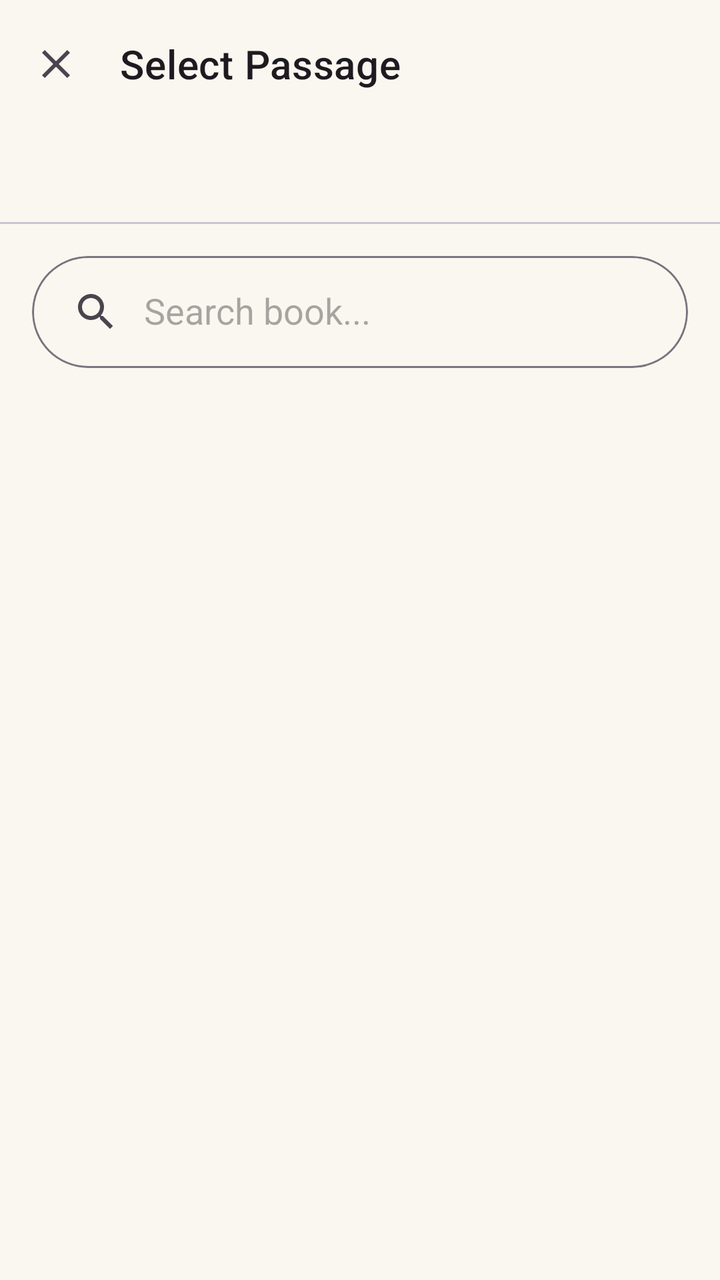
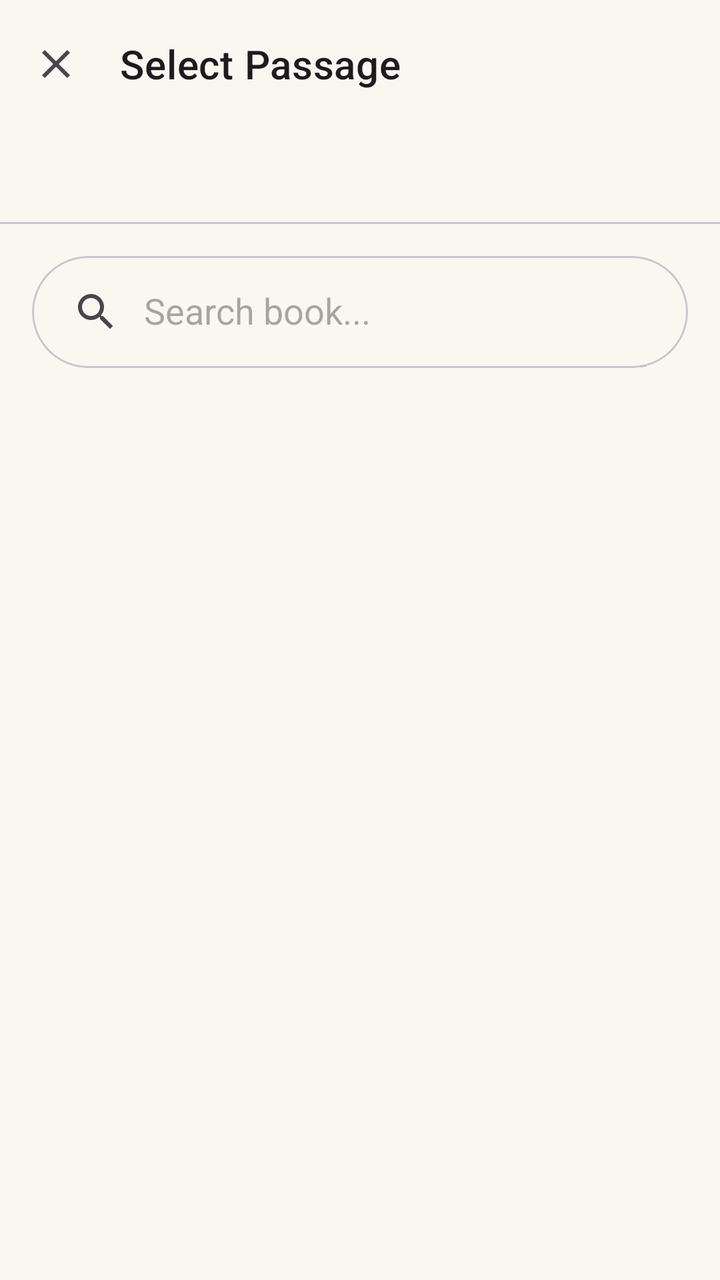

The first picture is an Android layout as it rendered before a commit; the second is the same layout after the commit. The layout source and the unified diff follow.
<!-- AndroidManifest.xml: application theme Theme.MizoGoBible -->
<!-- res/layout/fragment_select_passage.xml -->
<?xml version="1.0" encoding="utf-8"?>
<androidx.coordinatorlayout.widget.CoordinatorLayout xmlns:android="http://schemas.android.com/apk/res/android"
    xmlns:app="http://schemas.android.com/apk/res-auto"
    xmlns:tools="http://schemas.android.com/tools"
    android:layout_width="match_parent"
    android:layout_height="match_parent"
    android:background="?attr/colorSurface"
    tools:context=".ui.passage.SelectPassageFragment">

    <com.google.android.material.appbar.AppBarLayout
        android:id="@+id/appBarLayout"
        android:layout_width="match_parent"
        android:layout_height="wrap_content"
        android:background="?attr/colorSurface">

        <com.google.android.material.appbar.MaterialToolbar
            android:id="@+id/toolbar"
            android:layout_width="match_parent"
            android:layout_height="?attr/actionBarSize"
            android:background="?attr/colorSurface"
            app:title="Select Passage"
            app:navigationIcon="@drawable/ic_close_24"
            app:titleTextAppearance="@style/TextAppearance.MaterialComponents.Headline6" />

        <com.google.android.material.tabs.TabLayout
            android:id="@+id/tab_layout"
            android:layout_width="match_parent"
            android:layout_height="wrap_content"
            app:tabMode="auto"
            app:tabIndicatorColor="?attr/colorPrimary"
            app:tabIndicatorFullWidth="false"
            app:tabSelectedTextColor="?attr/colorPrimary"
            app:tabTextColor="?attr/colorOnSurfaceVariant" />

        <com.google.android.material.card.MaterialCardView
            android:layout_width="match_parent"
            android:layout_height="wrap_content"
            android:layout_marginHorizontal="16dp"
            android:layout_marginTop="16dp"
            android:layout_marginBottom="16dp"
            app:cardCornerRadius="28dp"
            app:cardElevation="0dp"
            app:strokeColor="?attr/colorOutline"
            app:strokeWidth="1dp">

            <androidx.appcompat.widget.SearchView
                android:id="@+id/search_view"
                android:layout_width="match_parent"
                android:layout_height="56dp"
                app:iconifiedByDefault="false"
                app:queryHint="Search book..."
                app:searchIcon="@drawable/ic_search_24" />

        </com.google.android.material.card.MaterialCardView>

    </com.google.android.material.appbar.AppBarLayout>

    <androidx.viewpager2.widget.ViewPager2
        android:id="@+id/view_pager"
        android:layout_width="match_parent"
        android:layout_height="match_parent"
        app:layout_behavior="@string/appbar_scrolling_view_behavior" />

</androidx.coordinatorlayout.widget.CoordinatorLayout>
<!-- resources referenced by this layout -->
<resources>
  <!-- drawable ic_close_24 (drawable) -->
  <vector xmlns:android="http://schemas.android.com/apk/res/android"
      android:width="24dp"
      android:height="24dp"
      android:viewportWidth="24"
      android:viewportHeight="24"
      android:tint="?attr/colorControlNormal">
    <path
        android:fillColor="@android:color/white"
        android:pathData="M19,6.41L17.59,5 12,10.59 6.41,5 5,6.41 10.59,12 5,17.59 6.41,19 12,13.41 17.59,19 19,17.59 13.41,12z"/>
  </vector>
  <!-- drawable ic_search_24 (drawable) -->
  <vector xmlns:android="http://schemas.android.com/apk/res/android"
      android:width="24dp"
      android:height="24dp"
      android:viewportWidth="24"
      android:viewportHeight="24"
      android:tint="?attr/colorControlNormal">
    <path
        android:fillColor="@android:color/white"
        android:pathData="M15.5,14h-0.79l-0.28,-0.27C15.41,12.59 16,11.11 16,9.5 16,5.91 13.09,3 9.5,3S3,5.91 3,9.5 5.91,16 9.5,16c1.61,0 3.09,-0.59 4.23,-1.57l0.27,0.28v0.79l5,4.99L20.49,19l-4.99,-5zM9.5,14C7.01,14 5,11.99 5,9.5S7.01,5 9.5,5 14,7.01 14,9.5 11.99,14 9.5,14z"/>
  </vector>
  <style name="Theme.MizoGoBible" parent="Theme.Material3.DayNight.NoActionBar">
          
          <item name="colorPrimary">@color/bible_blue</item>
          <item name="colorOnPrimary">@color/white</item>
          
          
          <item name="android:windowBackground">#FAF7F0</item>
          <item name="colorSurface">#FAF7F0</item>
          <item name="colorOnSurface">#201A1B</item>
          <item name="colorSurfaceVariant">#EBE2CF</item>
          
          
          <item name="android:statusBarColor">@android:color/transparent</item>
          <item name="android:navigationBarColor">@android:color/transparent</item>
          <item name="android:windowLightStatusBar">true</item>
          <item name="android:windowLightNavigationBar" tools:targetApi="27">true</item>
  
          
          <item name="colorPrimaryContainer">#D3E4FF</item>
          <item name="colorOnPrimaryContainer">#001C38</item>
          <item name="colorSecondaryContainer">#EBE2CF</item>
          <item name="colorOnSecondaryContainer">#1A1C1E</item>
          
          <item name="elevationOverlayEnabled">false</item>
      </style>
  <color name="bible_blue">#1976D2</color>
  <color name="white">#FFFFFFFF</color>
</resources>

<!-- the commit's change to res/layout/fragment_select_passage.xml (unified diff, before → after) -->
@@ -33,6 +33,7 @@
             app:tabTextColor="?attr/colorOnSurfaceVariant" />
 
         <com.google.android.material.card.MaterialCardView
+            android:id="@+id/card_search"
             android:layout_width="match_parent"
             android:layout_height="wrap_content"
             android:layout_marginHorizontal="16dp"
@@ -40,7 +41,6 @@
             android:layout_marginBottom="16dp"
             app:cardCornerRadius="28dp"
             app:cardElevation="0dp"
-            app:strokeColor="?attr/colorOutline"
             app:strokeWidth="1dp">
 
             <androidx.appcompat.widget.SearchView
